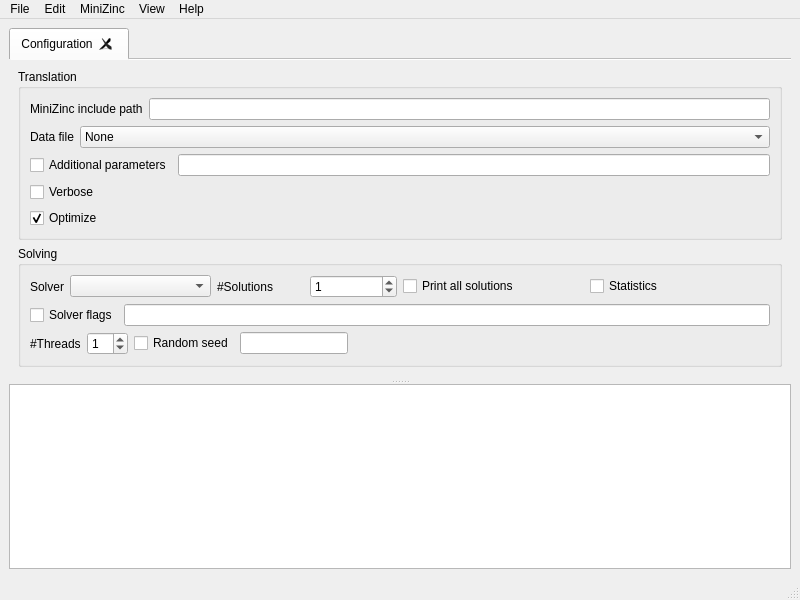
This is MiniZincIDE/mainwindow.ui in MiniZinc/MiniZincIDE as Qt 5 draws it before an edit. The edited form follows.
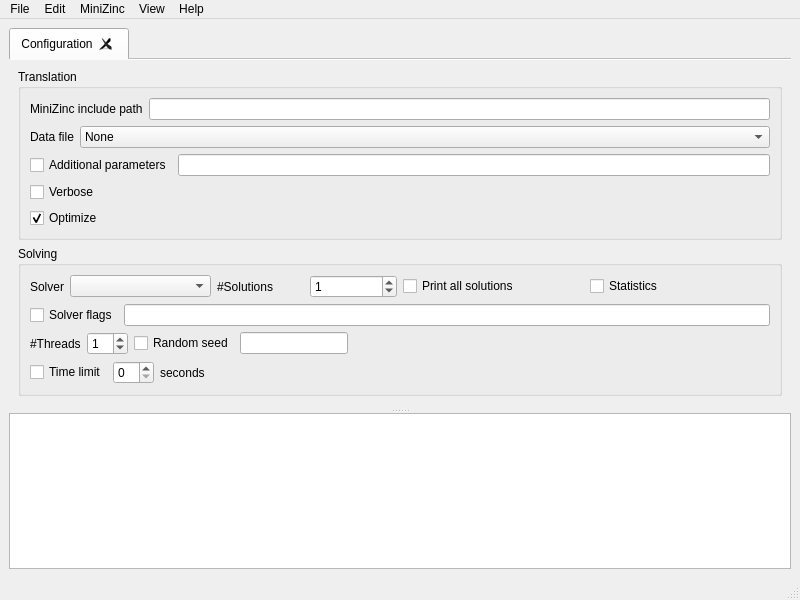
This is the edited form.

Commit message: Time outs

```diff
--- a/MiniZincIDE/mainwindow.ui
+++ b/MiniZincIDE/mainwindow.ui
@@ -262,6 +262,40 @@
               </item>
              </layout>
             </item>
+            <item>
+             <layout class="QHBoxLayout" name="horizontalLayout_11">
+              <item>
+               <widget class="QCheckBox" name="conf_have_timeLimit">
+                <property name="text">
+                 <string>Time limit</string>
+                </property>
+               </widget>
+              </item>
+              <item>
+               <widget class="QSpinBox" name="conf_timeLimit"/>
+              </item>
+              <item>
+               <widget class="QLabel" name="label_6">
+                <property name="text">
+                 <string>seconds</string>
+                </property>
+               </widget>
+              </item>
+              <item>
+               <spacer name="horizontalSpacer_2">
+                <property name="orientation">
+                 <enum>Qt::Horizontal</enum>
+                </property>
+                <property name="sizeHint" stdset="0">
+                 <size>
+                  <width>40</width>
+                  <height>20</height>
+                 </size>
+                </property>
+               </spacer>
+              </item>
+             </layout>
+            </item>
            </layout>
           </widget>
          </item>
```
The commit also changes 3 other files.
